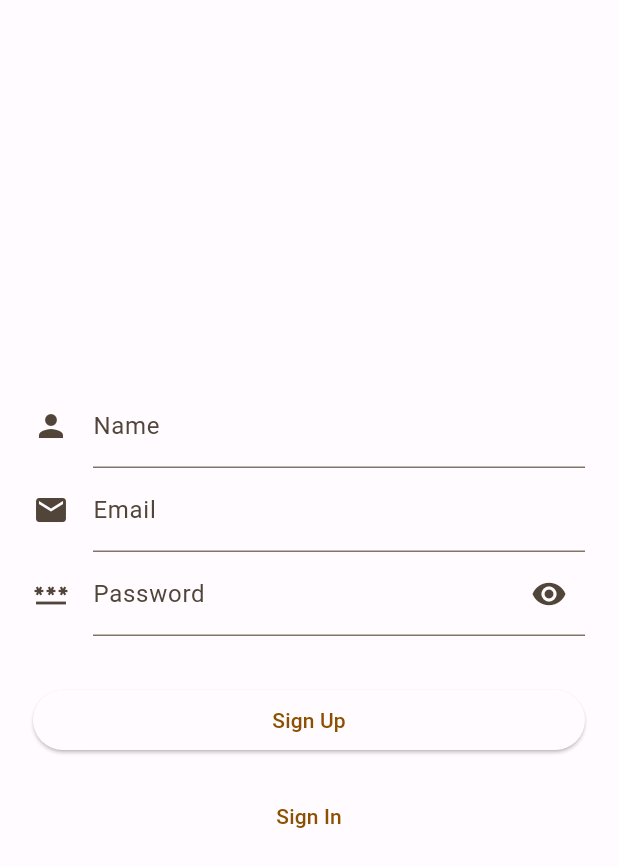
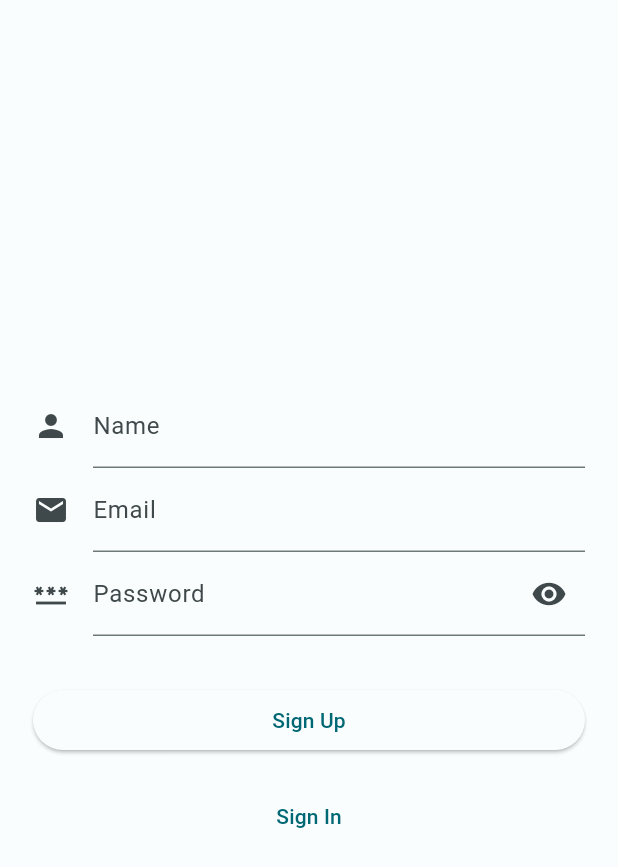
Before and after one commit to dip-develop/dip-flow-frontend, a Flutter app: the SignUpScreen screen opened by its route, on a phone screen of 412 x 824 dp. Shown: the top 867 px of the screen. Run offline on Flutter 3.47's test engine with Material 2 defaults, Android fonts, the light colour scheme and no system bars; our stand-ins replace built_collection, built_value, connectivity_plus, device_info_plus, equatable, flutter_bloc and 9 more; missing offline and left inert: dart_jsonwebtoken, duration, flutter_adaptive_scaffold, flutter_flavor, grpc, loading_animations and 1 more; accounts and stored records are empty; generated files the repository leaves out were written again.

Commit message:
Implement theme

```diff
--- a/lib/core/app_route.dart
+++ b/lib/core/app_route.dart
@@ -9,6 +9,7 @@ import '../presentation/screens/auth/sign_up/sign_up_screen.dart';
 import '../presentation/screens/dashboard/dashboard_screen.dart';
 import '../presentation/screens/settings/settings_screen.dart';
 import '../presentation/screens/splash/splash_screen.dart';
+import '../presentation/screens/time_tracking/time_tracking_screen.dart';
 import '../presentation/widgets/navigation_widget.dart';
 import 'cubit/application_cubit.dart';
 
@@ -84,8 +85,8 @@ class AppRoute {
                 parentNavigatorKey: _shellNavigatorKey,
                 name: timeTrackingRouteName,
                 path: '/time-tracking',
-                pageBuilder: (context, state) =>
-                    _getTransition(state: state, child: const SettingsScreen()),
+                pageBuilder: (context, state) => _getTransition(
+                    state: state, child: const TimeTrackingScreen()),
               ),
               GoRoute(
                 parentNavigatorKey: _shellNavigatorKey,
--- a/lib/core/resources/themes/dark_theme.dart
+++ b/lib/core/resources/themes/dark_theme.dart
@@ -10,35 +10,35 @@ class DarkAppThemeImpl implements AppTheme {
         useMaterial3: true,
         colorScheme: const ColorScheme(
           brightness: Brightness.dark,
-          primary: Color(0xFFFFB870),
-          onPrimary: Color(0xFF4A2800),
-          primaryContainer: Color(0xFF693C00),
-          onPrimaryContainer: Color(0xFFFFDCBE),
-          secondary: Color(0xFF58DEA1),
-          onSecondary: Color(0xFF003823),
-          secondaryContainer: Color(0xFF005235),
-          onSecondaryContainer: Color(0xFF77FBBB),
-          tertiary: Color(0xFFC2C1FF),
-          onTertiary: Color(0xFF1700A7),
-          tertiaryContainer: Color(0xFF322DBD),
-          onTertiaryContainer: Color(0xFFE2DFFF),
+          primary: Color(0xFF4FD8EB),
+          onPrimary: Color(0xFF00363D),
+          primaryContainer: Color(0xFF004F58),
+          onPrimaryContainer: Color(0xFF97F0FF),
+          secondary: Color(0xFFA3C9FF),
+          onSecondary: Color(0xFF00315C),
+          secondaryContainer: Color(0xFF004882),
+          onSecondaryContainer: Color(0xFFD3E4FF),
+          tertiary: Color(0xFFFFB59A),
+          onTertiary: Color(0xFF5B1B00),
+          tertiaryContainer: Color(0xFF802A00),
+          onTertiaryContainer: Color(0xFFFFDBCF),
           error: Color(0xFFFFB4AB),
           errorContainer: Color(0xFF93000A),
           onError: Color(0xFF690005),
           onErrorContainer: Color(0xFFFFDAD6),
-          background: Color(0xFF201B16),
-          onBackground: Color(0xFFEBE0D9),
-          surface: Color(0xFF201B16),
-          onSurface: Color(0xFFEBE0D9),
-          surfaceVariant: Color(0xFF51453A),
-          onSurfaceVariant: Color(0xFFD5C3B5),
-          outline: Color(0xFF9D8E81),
-          onInverseSurface: Color(0xFF201B16),
-          inverseSurface: Color(0xFFEBE0D9),
-          inversePrimary: Color(0xFF8B5000),
+          background: Color(0xFF191C1D),
+          onBackground: Color(0xFFE1E3E3),
+          surface: Color(0xFF191C1D),
+          onSurface: Color(0xFFE1E3E3),
+          surfaceVariant: Color(0xFF3F484A),
+          onSurfaceVariant: Color(0xFFBFC8CA),
+          outline: Color(0xFF899294),
+          onInverseSurface: Color(0xFF191C1D),
+          inverseSurface: Color(0xFFE1E3E3),
+          inversePrimary: Color(0xFF006874),
           shadow: Color(0xFF000000),
-          surfaceTint: Color(0xFFFFB870),
-          outlineVariant: Color(0xFF51453A),
+          surfaceTint: Color(0xFF4FD8EB),
+          outlineVariant: Color(0xFF3F484A),
           scrim: Color(0xFF000000),
         ),
       );
--- a/lib/core/resources/themes/light_theme.dart
+++ b/lib/core/resources/themes/light_theme.dart
@@ -10,35 +10,35 @@ class LightAppThemeImpl implements AppTheme {
         useMaterial3: true,
         colorScheme: const ColorScheme(
           brightness: Brightness.light,
-          primary: Color(0xFF8B5000),
+          primary: Color(0xFF006874),
           onPrimary: Color(0xFFFFFFFF),
-          primaryContainer: Color(0xFFFFDCBE),
-          onPrimaryContainer: Color(0xFF2C1600),
-          secondary: Color(0xFF006C47),
+          primaryContainer: Color(0xFF97F0FF),
+          onPrimaryContainer: Color(0xFF001F24),
+          secondary: Color(0xFF1660A5),
           onSecondary: Color(0xFFFFFFFF),
-          secondaryContainer: Color(0xFF77FBBB),
-          onSecondaryContainer: Color(0xFF002113),
-          tertiary: Color(0xFF4C4AD6),
+          secondaryContainer: Color(0xFFD3E4FF),
+          onSecondaryContainer: Color(0xFF001C38),
+          tertiary: Color(0xFFA83900),
           onTertiary: Color(0xFFFFFFFF),
-          tertiaryContainer: Color(0xFFE2DFFF),
-          onTertiaryContainer: Color(0xFF0B006B),
+          tertiaryContainer: Color(0xFFFFDBCF),
+          onTertiaryContainer: Color(0xFF380D00),
           error: Color(0xFFBA1A1A),
           errorContainer: Color(0xFFFFDAD6),
           onError: Color(0xFFFFFFFF),
           onErrorContainer: Color(0xFF410002),
-          background: Color(0xFFFFFBFF),
-          onBackground: Color(0xFF201B16),
-          surface: Color(0xFFFFFBFF),
-          onSurface: Color(0xFF201B16),
-          surfaceVariant: Color(0xFFF2DFD1),
-          onSurfaceVariant: Color(0xFF51453A),
-          outline: Color(0xFF837468),
-          onInverseSurface: Color(0xFFFAEFE7),
-          inverseSurface: Color(0xFF352F2B),
-          inversePrimary: Color(0xFFFFB870),
+          background: Color(0xFFFAFDFD),
+          onBackground: Color(0xFF191C1D),
+          surface: Color(0xFFFAFDFD),
+          onSurface: Color(0xFF191C1D),
+          surfaceVariant: Color(0xFFDBE4E6),
+          onSurfaceVariant: Color(0xFF3F484A),
+          outline: Color(0xFF6F797A),
+          onInverseSurface: Color(0xFFEFF1F1),
+          inverseSurface: Color(0xFF2E3132),
+          inversePrimary: Color(0xFF4FD8EB),
           shadow: Color(0xFF000000),
-          surfaceTint: Color(0xFF8B5000),
-          outlineVariant: Color(0xFFD5C3B5),
+          surfaceTint: Color(0xFF006874),
+          outlineVariant: Color(0xFFBFC8CA),
           scrim: Color(0xFF000000),
         ),
       );
--- a/lib/l10n/app_en.arb
+++ b/lib/l10n/app_en.arb
@@ -18,5 +18,6 @@
   "dashboard": "Dashboard",
   "settings": "Settings",
   "theme": "Theme",
-  "darkMode": "Dark Mode"
+  "darkMode": "Dark Mode",
+  "team": "Team"
 }
--- a/pubspec.yaml
+++ b/pubspec.yaml
@@ -44,6 +44,12 @@ dependencies:
   flutter_flavor: ^3.1.1
   duration: ^3.0.12
   flutter_adaptive_scaffold: ^0.1.3
+  local_auth: ^2.1.6
+  quick_actions: ^1.0.2
+  file_selector: ^0.9.2+4
+  cached_network_image: ^3.2.3
+  permission_handler: ^10.2.0
+  flutter_cache_manager: ^3.3.0
 
 dev_dependencies:
   flutter_test:
```
Also changed, not shown: lib/data/repositories/api/grpc_api_repository.dart (+5 -5 lines), lib/presentation/screens/time_tracking/time_tracking_screen.dart (added, +16 -0 lines), lib/presentation/widgets/navigation_widget.dart (+23 -2 lines), lib/presentation/widgets/time_tracking_widget.dart (+6 -2 lines), 5 other files.
